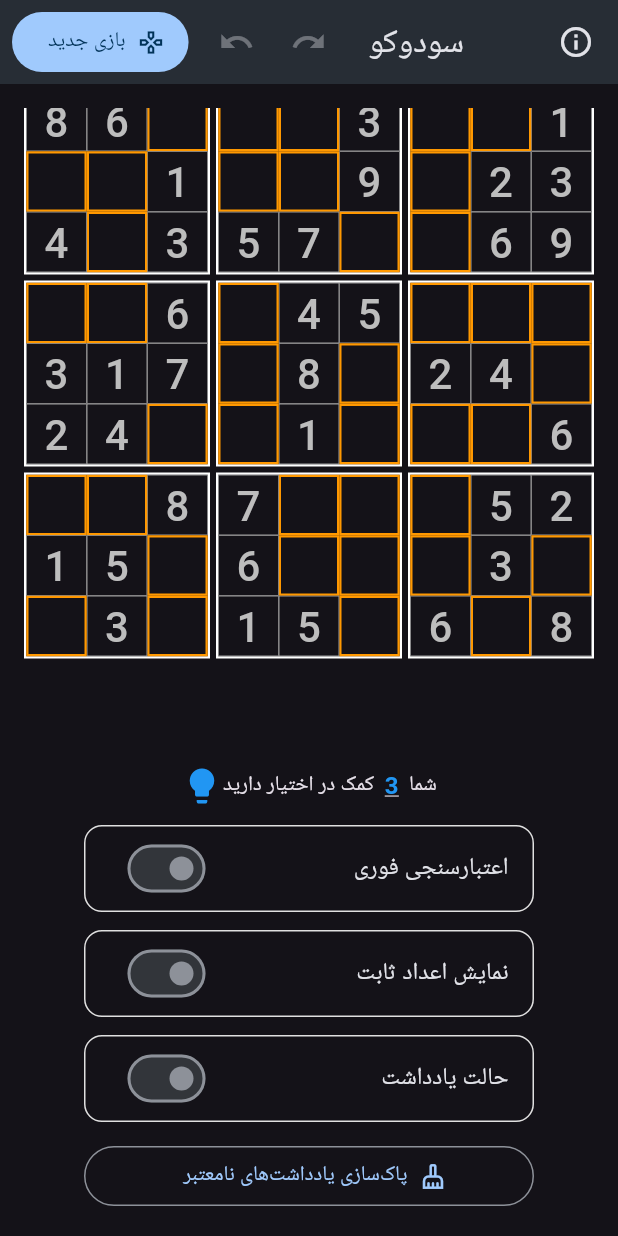
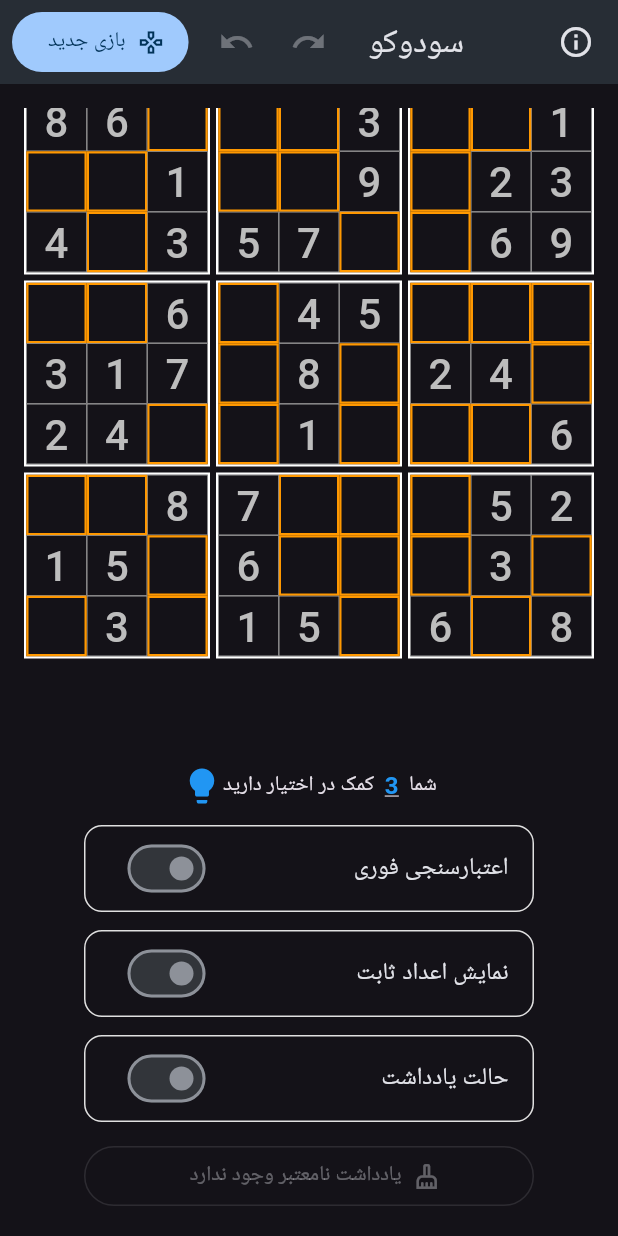
Before and after one commit to mohsen0dev/sodocu, a Flutter app: the screen it shows after launch, scrolled down 81 dp, on a phone screen of 412 x 824 dp. Run offline on Flutter 3.47's test engine with Material 3 defaults, Android fonts, the phone set to English and light mode, and no system bars; our stand-ins replace get.

Commit message:
Implement invalid notes count feature and enhance number selection logic in Sudoku. Added a method to count invalid notes based on current board state and updated UI interactions to ensure immediate state refresh upon number selection. Improved visual feedback for selected numbers and cells.

```diff
--- a/lib/home/home.dart
+++ b/lib/home/home.dart
@@ -22,6 +22,12 @@ class _SudokuBoardState extends State<SudokuBoard> {
   void initState() {
     super.initState();
     ctrl.newGame();
+  }
+
+  void _selectNumber(int number) {
+    ctrl.setNumber(number);
+    // بازسازی مستقیم والد، مستقل از زمان‌بندی واکنش‌گر GetX.
+    if (mounted) setState(() {});
   }
 
   void _updateCell(int row, int col, int value) {
@@ -106,6 +112,26 @@ class _SudokuBoardState extends State<SudokuBoard> {
         ctrl.difficulty.value = newDiff;
         Get.back();
         setState(() {});
+      },
+    );
+  }
+
+  void _confirmCleanInvalidNotes(int invalidCount) {
+    Get.defaultDialog(
+      title: 'پاک‌سازی یادداشت‌ها',
+      titleStyle: const TextStyle(
+        fontSize: 20,
+        fontWeight: FontWeight.bold,
+        color: Colors.orange,
+      ),
+      middleText:
+          '$invalidCount یادداشت نامعتبر پیدا شد.\nآیا می‌خواهید همهٔ آن‌ها پاک شوند؟',
+      textCancel: 'انصراف',
+      textConfirm: 'پاک‌سازی',
+      buttonColor: Colors.orange,
+      onConfirm: () {
+        Get.back();
+        ctrl.cleanInvalidNotes();
       },
     );
   }
@@ -234,6 +260,7 @@ class _SudokuBoardState extends State<SudokuBoard> {
             return Row(
               mainAxisAlignment: MainAxisAlignment.spaceBetween,
               children: List.generate(10, (index) {
+                return Obx(() {
                   final number = index; // 0 تا 9
                 final used = ctrl.numberUsage[number] ?? 0;
                 final isSelected = ctrl.selectedNumber.value == number;
@@ -242,7 +269,7 @@ class _SudokuBoardState extends State<SudokuBoard> {
                 if (number == 0) {
                   return GestureDetector(
                     onTap: () {
-                      ctrl.setNumber(0); // انتخاب حالت حذف
+                      _selectNumber(0); // انتخاب حالت حذف
                     },
                     child: AnimatedContainer(
                       duration: const Duration(milliseconds: 150),
@@ -274,26 +301,37 @@ class _SudokuBoardState extends State<SudokuBoard> {
                   onTap: isDisabled
                       ? null
                       : () {
-                          ctrl.setNumber(number);
+                          _selectNumber(number);
                         },
                   child: AnimatedContainer(
                     duration: const Duration(milliseconds: 150),
                     width: cellSize.clamp(30.0, 45.0),
                     height: cellSize.clamp(30.0, 45.0),
+                    key: ValueKey('number-button-$number'),
                       decoration: BoxDecoration(
                         color: isSelected
-                          ? Colors.blue.shade200
+                            ? Colors.blue.shade700
                             : Colors.transparent,
                         border: Border.all(
                           color: isDisabled
                               ? Colors.grey.shade800
                               : isSelected
-                            ? Colors.blue
+                              ? Colors.lightBlueAccent
                               : Colors.white,
-                        width: 0.5,
+                          width: isSelected ? 2 : 0.5,
                         ),
                         borderRadius: BorderRadius.circular(8),
+                        boxShadow: isSelected
+                            ? [
+                                BoxShadow(
+                                  color: Colors.blue.withValues(alpha: 0.45),
+                                  blurRadius: 8,
+                                  spreadRadius: 1,
                                 ),
+                              ]
+                            : null,
+                      ),
+
                     child: Stack(
                       children: [
                         Positioned(
@@ -305,7 +343,7 @@ class _SudokuBoardState extends State<SudokuBoard> {
                               fontSize: 10,
                               fontWeight: FontWeight.w500,
                               color: isSelected
-                                  ? Colors.blue.shade800
+                                  ? Colors.white70
                                   : Colors.grey.shade600,
                             ),
                           ),
@@ -319,7 +357,7 @@ class _SudokuBoardState extends State<SudokuBoard> {
                               color: isDisabled
                                   ? Colors.grey.shade800
                                   : isSelected
-                                  ? Colors.blue.shade800
+                                  ? Colors.white
                                   : Colors.white,
                             ),
                           ),
@@ -328,6 +366,7 @@ class _SudokuBoardState extends State<SudokuBoard> {
                     ),
                   ),
                 );
+                });
               }),
             );
           },
@@ -371,8 +410,7 @@ class _SudokuBoardState extends State<SudokuBoard> {
                   if (ctrl.puzzle != null && ctrl.puzzle![row][col] != 0) {
                     return Obx(() {
                       final cellValue = int.parse(ctrl.getCellValue(row, col));
-                      final highlight = ctrl.selectedNumber.value == cellValue;
-                      return _AnimatedCellContainer(
+                      final highlight = ctrl.selectedNumber.value == cellValue;                        return _AnimatedCellContainer(
                           row: row,
                           col: col,
                           ctrl: ctrl,
@@ -380,7 +418,11 @@ class _SudokuBoardState extends State<SudokuBoard> {
                               ? Colors.orange
                               : Colors.grey.shade500,
                           borderWidth: highlight ? 3 : 0.5,
+                          backgroundColor: highlight
+                              ? Colors.orange.withValues(alpha: 0.2)
+                              : null,
                           child: Center(
+
                           child: _AnimatedBoardNumber(
                             number: cellValue,
                             celebratingNumber: ctrl.celebratingNumber.value,
@@ -427,6 +469,8 @@ class _SudokuBoardState extends State<SudokuBoard> {
                       final value = ctrl.cells[row][col].value;
                       final isSelectedCell =
                           ctrl.selectedRow == row && ctrl.selectedCol == col;
+                      final isSelectedNumber =
+                          value != 0 && ctrl.selectedNumber.value == value;
 
                       return _AnimatedCellContainer(
                         row: row,
@@ -440,6 +484,8 @@ class _SudokuBoardState extends State<SudokuBoard> {
                             : 1,
                         backgroundColor: isSelectedCell
                             ? Colors.amber.withValues(alpha: 0.12)
+                            : isSelectedNumber
+                            ? Colors.blue.withValues(alpha: 0.18)
                             : null,
                         child: Stack(
                           fit: StackFit.expand,
@@ -612,14 +658,23 @@ class _SudokuBoardState extends State<SudokuBoard> {
             ),
           ),
           const SizedBox(height: 12),
-          SizedBox(
+          Obx(() {
+            final invalidCount = ctrl.invalidNotesCount();
+            return SizedBox(
               width: 300,
               child: OutlinedButton.icon(
-              onPressed: ctrl.cleanInvalidNotes,
+                onPressed: invalidCount == 0
+                    ? null
+                    : () => _confirmCleanInvalidNotes(invalidCount),
                 icon: const Icon(Icons.cleaning_services_outlined),
-              label: const Text('پاک‌سازی یادداشت‌های نامعتبر'),
+                label: Text(
+                  invalidCount == 0
+                      ? 'یادداشت نامعتبر وجود ندارد'
+                      : 'پاک‌سازی یادداشت‌های نامعتبر ($invalidCount)',
                 ),
               ),
+            );
+          }),
         ],
       ),
     );
--- a/lib/home/home_controller.dart
+++ b/lib/home/home_controller.dart
@@ -156,6 +156,8 @@ class HomeController extends GetxController {
   /// تنظیم عدد انتخاب شده توسط کاربر
   void setNumber(int num) {
     selectedNumber.value = num;
+    // حتی با انتخاب دوبارهٔ همان عدد، ویجت‌های وابسته باید بازسازی شوند.
+    selectedNumber.refresh();
     // اگر عدد 0 انتخاب شد (حذف)، حالت حذف فعال می‌شود
     if (num == 0) {
       _showMessage('حالت حذف فعال شد', Colors.red, duration: 1);
@@ -285,6 +287,30 @@ class HomeController extends GetxController {
 
     if (removedCount > 0) cells.refresh();
     return removedCount;
+  }
+
+  /// تعداد یادداشت‌هایی که با وضعیت فعلی جدول ناسازگار هستند.
+  int invalidNotesCount() {
+    var invalidCount = 0;
+    final board = _currentBoard();
+
+    for (int row = 0; row < 9; row++) {
+      for (int col = 0; col < 9; col++) {
+        final cell = cells[row][col];
+        if (cell.notes.isEmpty) continue;
+
+        if (cell.isFixed || cell.value != 0) {
+          invalidCount += cell.notes.length;
+          continue;
+        }
+
+        for (final number in cell.notes) {
+          if (!_canPlace(board, row, col, number)) invalidCount++;
+        }
+      }
+    }
+
+    return invalidCount;
   }
 
   /// پاک‌سازی دستی یادداشت‌های نامعتبر و نمایش نتیجه به کاربر.
```
Also changed, not shown: 1 other file. Lines whose indentation alone changed are shown as unchanged.
